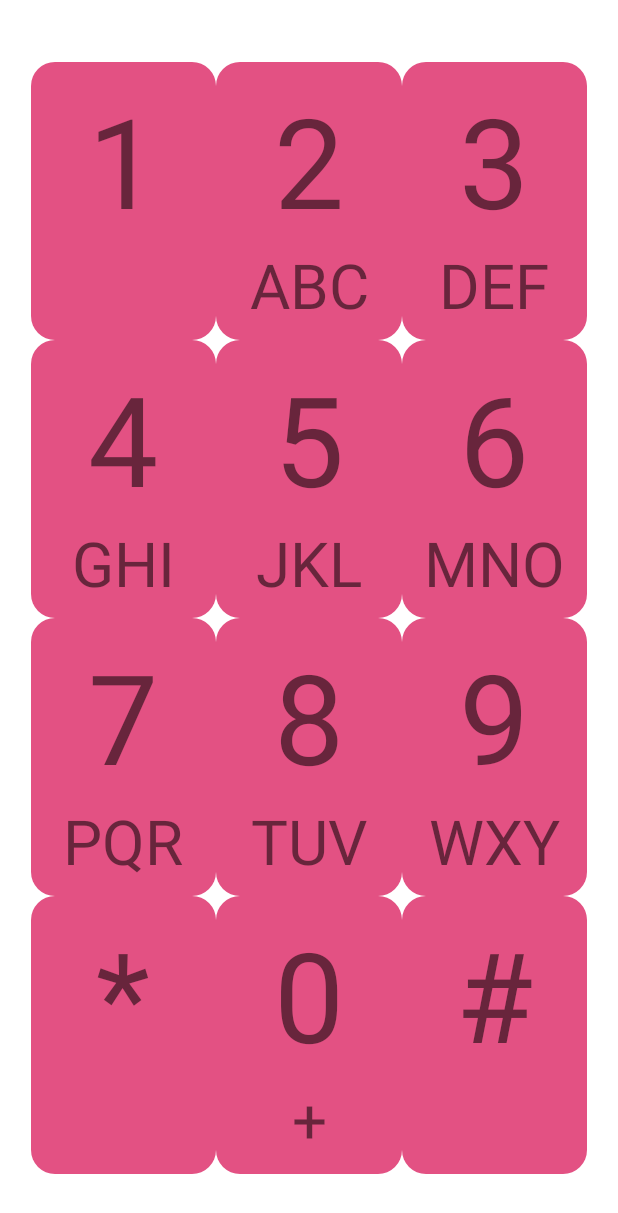
After one commit to limbenkep/Dialer, an Android app: the layout dialpad.xml on its own in the app's theme, with its tools: preview values and no code run, on a phone screen of 412 x 824 dp. The commit adds this screen. Shown: the top 1213 px of the screen. Run offline under Robolectric (Android 15) with nearby library versions, the phone set to English and light mode, and no system bars.

Commit message:
Adds custom component Dialpad which micmics a complete dial pad.

```diff
--- /dev/null
+++ b/app/src/main/java/se/miun/holi1900/dt031g/dialer/Dialpad.java
@@ -0,0 +1,43 @@
+package se.miun.holi1900.dt031g.dialer;
+
+import android.content.Context;
+import android.util.AttributeSet;
+import android.view.View;
+
+import androidx.annotation.NonNull;
+import androidx.annotation.Nullable;
+import androidx.constraintlayout.widget.ConstraintLayout;
+
+public class Dialpad extends ConstraintLayout {
+    public Dialpad(@NonNull Context context) {
+        super(context);
+        init(context, null);
+    }
+
+    public Dialpad(@NonNull Context context, @Nullable AttributeSet attrs) {
+        super(context, attrs);
+        init(context, attrs);
+    }
+
+    private void init(Context context, AttributeSet attributeSet){
+        inflate(context, R.layout.dialpad, this);
+
+        //Get reference for all the DialButtonView in the dial pad.
+        DialButtonView dial_1 = findViewById(R.id.dial_1);
+        DialButtonView dial_2 = findViewById(R.id.dial_2);
+        DialButtonView dial_3 = findViewById(R.id.dial_3);
+        DialButtonView dial_4 = findViewById(R.id.dial_4);
+        DialButtonView dial_5 = findViewById(R.id.dial_5);
+        DialButtonView dial_6 = findViewById(R.id.dial_6);
+        DialButtonView dial_7 = findViewById(R.id.dial_7);
+        DialButtonView dial_8 = findViewById(R.id.dial_8);
+        DialButtonView dial_9 = findViewById(R.id.dial_9);
+        DialButtonView dial_0 = findViewById(R.id.dial_0);
+        DialButtonView dial_star = findViewById(R.id.dial_star);
+        DialButtonView dial_hash_tag = findViewById(R.id.dial_hash_tag);
+
+    }
+
+
+
+}
--- /dev/null
+++ b/app/src/main/res/layout-land/dialpad.xml
@@ -0,0 +1,191 @@
+<?xml version="1.0" encoding="utf-8"?>
+<androidx.constraintlayout.widget.ConstraintLayout xmlns:android="http://schemas.android.com/apk/res/android"
+    xmlns:app="http://schemas.android.com/apk/res-auto"
+    xmlns:tools="http://schemas.android.com/tools"
+    android:layout_width="match_parent"
+    android:layout_height="match_parent">
+
+    <androidx.constraintlayout.widget.Guideline
+        android:id="@+id/dialpad_top_guideline"
+        android:layout_width="wrap_content"
+        android:layout_height="wrap_content"
+        android:orientation="horizontal"
+        app:layout_constraintGuide_percent="@fraction/padding_left_top" />
+
+    <androidx.constraintlayout.widget.Guideline
+        android:id="@+id/dialpad_buttom_guideline"
+        android:layout_width="wrap_content"
+        android:layout_height="wrap_content"
+        android:orientation="horizontal"
+        app:layout_constraintGuide_percent="@fraction/padding_right_bottom" />
+
+    <androidx.constraintlayout.widget.Guideline
+        android:id="@+id/dialpad_center_guideline"
+        android:layout_width="wrap_content"
+        android:layout_height="wrap_content"
+        android:orientation="vertical"
+        app:layout_constraintGuide_percent="@fraction/center_guideline_dimen"/>
+
+    <androidx.constraintlayout.widget.Guideline
+        android:id="@+id/dialpad_left_mid_guideline"
+        android:layout_width="wrap_content"
+        android:layout_height="wrap_content"
+        android:orientation="vertical"
+        app:layout_constraintGuide_percent="@fraction/upper_mid_guideline_dimen" />
+
+    <androidx.constraintlayout.widget.Guideline
+        android:id="@+id/dialpad_right_mid_guideline"
+        android:layout_width="wrap_content"
+        android:layout_height="wrap_content"
+        android:orientation="vertical"
+        app:layout_constraintGuide_percent="@fraction/lower_mid_guideline_dimen" />
+
+    <androidx.constraintlayout.widget.Guideline
+        android:id="@+id/dialpad_left_guideline"
+        android:layout_width="wrap_content"
+        android:layout_height="wrap_content"
+        android:orientation="vertical"
+        app:layout_constraintGuide_percent="@fraction/padding_left_top"  />
+
+    <androidx.constraintlayout.widget.Guideline
+        android:id="@+id/dialpad_right_guideline"
+        android:layout_width="wrap_content"
+        android:layout_height="wrap_content"
+        android:orientation="vertical"
+        app:layout_constraintGuide_percent="@fraction/padding_right_bottom" />
+
+    <se.miun.holi1900.dt031g.dialer.DialButtonView
+        android:id="@+id/dial_1"
+        android:layout_width="0dp"
+        android:layout_height="0dp"
+        app:layout_constraintStart_toStartOf="@+id/dialpad_left_guideline"
+        app:layout_constraintTop_toTopOf="@+id/dialpad_top_guideline"
+        app:layout_constraintEnd_toEndOf="@id/dialpad_left_mid_guideline"
+        app:layout_constraintHeight_percent="@fraction/dial_pad_button_size"
+        app:title="@string/number_1" />
+
+    <se.miun.holi1900.dt031g.dialer.DialButtonView
+        android:id="@+id/dial_2"
+        android:layout_width="0dp"
+        android:layout_height="0dp"
+        app:layout_constraintStart_toStartOf="@+id/dialpad_left_mid_guideline"
+        app:layout_constraintTop_toTopOf="@+id/dialpad_top_guideline"
+        app:layout_constraintEnd_toEndOf="@id/dialpad_center_guideline"
+        app:layout_constraintHeight_percent="@fraction/dial_pad_button_size"
+        app:message="@string/abc_cap"
+        app:title="@string/number_2" />
+
+    <se.miun.holi1900.dt031g.dialer.DialButtonView
+        android:id="@+id/dial_3"
+        android:layout_width="0dp"
+        android:layout_height="0dp"
+        app:layout_constraintStart_toStartOf="@+id/dialpad_center_guideline"
+        app:layout_constraintTop_toTopOf="@+id/dialpad_top_guideline"
+        app:layout_constraintEnd_toEndOf="@id/dialpad_right_mid_guideline"
+        app:layout_constraintHeight_percent="@fraction/dial_pad_button_size"
+        app:message="@string/def_cap"
+        app:title="@string/number_3" />
+
+    <se.miun.holi1900.dt031g.dialer.DialButtonView
+        android:id="@+id/dial_4"
+        android:layout_width="0dp"
+        android:layout_height="0dp"
+        app:layout_constraintBottom_toTopOf="@+id/dialpad_buttom_guideline"
+        app:layout_constraintEnd_toEndOf="@id/dialpad_left_mid_guideline"
+        app:layout_constraintStart_toStartOf="@+id/dialpad_left_guideline"
+        app:layout_constraintTop_toTopOf="@+id/dialpad_top_guideline"
+        app:layout_constraintHeight_percent="@fraction/dial_pad_button_size"
+        app:message="@string/ghi_cap"
+        app:title="@string/number_4" />
+
+    <se.miun.holi1900.dt031g.dialer.DialButtonView
+        android:id="@+id/dial_5"
+        android:layout_width="0dp"
+        android:layout_height="0dp"
+        app:layout_constraintBottom_toTopOf="@+id/dialpad_buttom_guideline"
+        app:layout_constraintEnd_toEndOf="@id/dialpad_center_guideline"
+        app:layout_constraintStart_toStartOf="@+id/dialpad_left_mid_guideline"
+        app:layout_constraintTop_toTopOf="@+id/dialpad_top_guideline"
+        app:layout_constraintHeight_percent="@fraction/dial_pad_button_size"
+        app:message="@string/jkl_cap"
+        app:title="@string/number_5" />
+
+    <se.miun.holi1900.dt031g.dialer.DialButtonView
+        android:id="@+id/dial_6"
+        android:layout_width="0dp"
+        android:layout_height="0dp"
+        app:layout_constraintBottom_toTopOf="@+id/dialpad_buttom_guideline"
+        app:layout_constraintEnd_toEndOf="@id/dialpad_right_mid_guideline"
+        app:layout_constraintStart_toStartOf="@+id/dialpad_center_guideline"
+        app:layout_constraintTop_toTopOf="@+id/dialpad_top_guideline"
+        app:layout_constraintHeight_percent="@fraction/dial_pad_button_size"
+        app:message="@string/mno_cap"
+        app:title="@string/number_6" />
+
+    <se.miun.holi1900.dt031g.dialer.DialButtonView
+        android:id="@+id/dial_7"
+        android:layout_width="0dp"
+        android:layout_height="0dp"
+        app:layout_constraintBottom_toTopOf="@+id/dialpad_buttom_guideline"
+        app:layout_constraintEnd_toEndOf="@id/dialpad_left_mid_guideline"
+        app:layout_constraintStart_toStartOf="@+id/dialpad_left_guideline"
+        app:layout_constraintHeight_percent="@fraction/dial_pad_button_size"
+        app:message="@string/pqrs_cap"
+        app:title="@string/number_7" />
+
+    <se.miun.holi1900.dt031g.dialer.DialButtonView
+        android:id="@+id/dial_8"
+        android:layout_width="0dp"
+        android:layout_height="0dp"
+        app:layout_constraintBottom_toTopOf="@+id/dialpad_buttom_guideline"
+        app:layout_constraintEnd_toEndOf="@id/dialpad_center_guideline"
+        app:layout_constraintStart_toStartOf="@+id/dialpad_left_mid_guideline"
+        app:layout_constraintHeight_percent="@fraction/dial_pad_button_size"
+        app:message="@string/tuv_cap"
+        app:title="@string/number_8" />
+
+    <se.miun.holi1900.dt031g.dialer.DialButtonView
+        android:id="@+id/dial_9"
+        android:layout_width="0dp"
+        android:layout_height="0dp"
+        app:layout_constraintBottom_toTopOf="@+id/dialpad_buttom_guideline"
+        app:layout_constraintEnd_toEndOf="@id/dialpad_right_mid_guideline"
+        app:layout_constraintStart_toStartOf="@+id/dialpad_center_guideline"
+        app:layout_constraintHeight_percent="@fraction/dial_pad_button_size"
+        app:message="@string/wxyz_cap"
+        app:title="@string/number_9" />
+
+    <se.miun.holi1900.dt031g.dialer.DialButtonView
+        android:id="@+id/dial_star"
+        android:layout_width="0dp"
+        android:layout_height="0dp"
+        app:layout_constraintStart_toStartOf="@+id/dialpad_right_mid_guideline"
+        app:layout_constraintTop_toTopOf="@+id/dialpad_top_guideline"
+        app:layout_constraintEnd_toEndOf="@id/dialpad_right_guideline"
+        app:layout_constraintHeight_percent="@fraction/dial_pad_button_size"
+        app:title="@string/star_symbol" />
+
+    <se.miun.holi1900.dt031g.dialer.DialButtonView
+        android:id="@+id/dial_0"
+        android:layout_width="0dp"
+        android:layout_height="0dp"
+        app:layout_constraintBottom_toTopOf="@+id/dialpad_buttom_guideline"
+        app:layout_constraintEnd_toEndOf="@id/dialpad_right_guideline"
+        app:layout_constraintStart_toStartOf="@+id/dialpad_right_mid_guideline"
+        app:layout_constraintTop_toTopOf="@+id/dialpad_top_guideline"
+        app:layout_constraintHeight_percent="@fraction/dial_pad_button_size"
+        app:message="@string/plus_sign"
+        app:title="@string/number_0" />
+
+    <se.miun.holi1900.dt031g.dialer.DialButtonView
+        android:id="@+id/dial_hash_tag"
+        android:layout_width="0dp"
+        android:layout_height="0dp"
+        app:layout_constraintBottom_toTopOf="@+id/dialpad_buttom_guideline"
+        app:layout_constraintEnd_toEndOf="@id/dialpad_right_guideline"
+        app:layout_constraintStart_toStartOf="@+id/dialpad_right_mid_guideline"
+        app:layout_constraintHeight_percent="@fraction/dial_pad_button_size"
+        app:title="@string/hashtag_symbol" />
+
+
+</androidx.constraintlayout.widget.ConstraintLayout>
--- /dev/null
+++ b/app/src/main/res/layout/dialpad.xml
@@ -0,0 +1,191 @@
+<?xml version="1.0" encoding="utf-8"?>
+<androidx.constraintlayout.widget.ConstraintLayout xmlns:android="http://schemas.android.com/apk/res/android"
+    xmlns:app="http://schemas.android.com/apk/res-auto"
+    xmlns:tools="http://schemas.android.com/tools"
+    android:layout_width="match_parent"
+    android:layout_height="match_parent">
+
+    <androidx.constraintlayout.widget.Guideline
+        android:id="@+id/dialpad_top_guideline"
+        android:layout_width="wrap_content"
+        android:layout_height="wrap_content"
+        android:orientation="horizontal"
+        app:layout_constraintGuide_percent="@fraction/padding_left_top" />
+
+    <androidx.constraintlayout.widget.Guideline
+        android:id="@+id/dialpad_buttom_guideline"
+        android:layout_width="wrap_content"
+        android:layout_height="wrap_content"
+        android:orientation="horizontal"
+        app:layout_constraintGuide_percent="@fraction/padding_right_bottom" />
+
+    <androidx.constraintlayout.widget.Guideline
+        android:id="@+id/dialpad_center_guideline"
+        android:layout_width="wrap_content"
+        android:layout_height="wrap_content"
+        android:orientation="horizontal"
+        app:layout_constraintGuide_percent="@fraction/center_guideline_dimen"/>
+
+    <androidx.constraintlayout.widget.Guideline
+        android:id="@+id/dialpad_upper_mid_guideline"
+        android:layout_width="wrap_content"
+        android:layout_height="wrap_content"
+        android:orientation="horizontal"
+        app:layout_constraintGuide_percent="@fraction/upper_mid_guideline_dimen" />
+
+    <androidx.constraintlayout.widget.Guideline
+        android:id="@+id/dialpad_lower_mid_guideline"
+        android:layout_width="wrap_content"
+        android:layout_height="wrap_content"
+        android:orientation="horizontal"
+        app:layout_constraintGuide_percent="@fraction/lower_mid_guideline_dimen" />
+
+    <androidx.constraintlayout.widget.Guideline
+        android:id="@+id/dialpad_left_guideline"
+        android:layout_width="wrap_content"
+        android:layout_height="wrap_content"
+        android:orientation="vertical"
+        app:layout_constraintGuide_percent="@fraction/padding_left_top"  />
+
+    <androidx.constraintlayout.widget.Guideline
+        android:id="@+id/dialpad_right_guideline"
+        android:layout_width="wrap_content"
+        android:layout_height="wrap_content"
+        android:orientation="vertical"
+        app:layout_constraintGuide_percent="@fraction/padding_right_bottom" />
+
+    <se.miun.holi1900.dt031g.dialer.DialButtonView
+        android:id="@+id/dial_1"
+        android:layout_width="0dp"
+        android:layout_height="0dp"
+        app:layout_constraintBottom_toTopOf="@+id/dialpad_upper_mid_guideline"
+        app:layout_constraintStart_toStartOf="@+id/dialpad_left_guideline"
+        app:layout_constraintTop_toTopOf="@+id/dialpad_top_guideline"
+        app:layout_constraintWidth_percent="@fraction/dial_pad_button_size"
+        app:title="@string/number_1" />
+
+    <se.miun.holi1900.dt031g.dialer.DialButtonView
+        android:id="@+id/dial_2"
+        android:layout_width="0dp"
+        android:layout_height="0dp"
+        app:layout_constraintBottom_toTopOf="@+id/dialpad_upper_mid_guideline"
+        app:layout_constraintEnd_toEndOf="@id/dialpad_right_guideline"
+        app:layout_constraintStart_toStartOf="@+id/dialpad_left_guideline"
+        app:layout_constraintTop_toTopOf="@+id/dialpad_top_guideline"
+        app:layout_constraintWidth_percent="@fraction/dial_pad_button_size"
+        app:message="@string/abc_cap"
+        app:title="@string/number_2" />
+
+    <se.miun.holi1900.dt031g.dialer.DialButtonView
+        android:id="@+id/dial_3"
+        android:layout_width="0dp"
+        android:layout_height="0dp"
+        app:layout_constraintBottom_toTopOf="@+id/dialpad_upper_mid_guideline"
+        app:layout_constraintEnd_toEndOf="@id/dialpad_right_guideline"
+        app:layout_constraintTop_toTopOf="@+id/dialpad_top_guideline"
+        app:layout_constraintWidth_percent="@fraction/dial_pad_button_size"
+        app:message="@string/def_cap"
+        app:title="@string/number_3" />
+
+    <se.miun.holi1900.dt031g.dialer.DialButtonView
+        android:id="@+id/dial_4"
+        android:layout_width="0dp"
+        android:layout_height="0dp"
+        app:layout_constraintBottom_toTopOf="@+id/dialpad_center_guideline"
+        app:layout_constraintStart_toStartOf="@+id/dialpad_left_guideline"
+        app:layout_constraintTop_toTopOf="@+id/dialpad_upper_mid_guideline"
+        app:layout_constraintWidth_percent="@fraction/dial_pad_button_size"
+        app:message="@string/ghi_cap"
+        app:title="@string/number_4" />
+
+    <se.miun.holi1900.dt031g.dialer.DialButtonView
+        android:id="@+id/dial_5"
+        android:layout_width="0dp"
+        android:layout_height="0dp"
+        app:layout_constraintBottom_toTopOf="@+id/dialpad_center_guideline"
+        app:layout_constraintEnd_toEndOf="@id/dialpad_right_guideline"
+        app:layout_constraintStart_toStartOf="@+id/dialpad_left_guideline"
+        app:layout_constraintTop_toTopOf="@+id/dialpad_upper_mid_guideline"
+        app:layout_constraintWidth_percent="@fraction/dial_pad_button_size"
+        app:message="@string/jkl_cap"
+        app:title="@string/number_5" />
+
+    <se.miun.holi1900.dt031g.dialer.DialButtonView
+        android:id="@+id/dial_6"
+        android:layout_width="0dp"
+        android:layout_height="0dp"
+        app:layout_constraintBottom_toTopOf="@+id/dialpad_center_guideline"
+        app:layout_constraintEnd_toEndOf="@id/dialpad_right_guideline"
+        app:layout_constraintTop_toTopOf="@+id/dialpad_upper_mid_guideline"
+        app:layout_constraintWidth_percent="@fraction/dial_pad_button_size"
+        app:message="@string/mno_cap"
+        app:title="@string/number_6" />
+
+    <se.miun.holi1900.dt031g.dialer.DialButtonView
+        android:id="@+id/dial_7"
+        android:layout_width="0dp"
+        android:layout_height="0dp"
+        app:layout_constraintBottom_toTopOf="@+id/dialpad_lower_mid_guideline"
+        app:layout_constraintStart_toStartOf="@+id/dialpad_left_guideline"
+        app:layout_constraintTop_toTopOf="@+id/dialpad_center_guideline"
+        app:layout_constraintWidth_percent="@fraction/dial_pad_button_size"
+        app:message="@string/pqrs_cap"
+        app:title="@string/number_7" />
+
+    <se.miun.holi1900.dt031g.dialer.DialButtonView
+        android:id="@+id/dial_8"
+        android:layout_width="0dp"
+        android:layout_height="0dp"
+        app:layout_constraintBottom_toTopOf="@+id/dialpad_lower_mid_guideline"
+        app:layout_constraintEnd_toEndOf="@id/dialpad_right_guideline"
+        app:layout_constraintStart_toStartOf="@+id/dialpad_left_guideline"
+        app:layout_constraintTop_toTopOf="@+id/dialpad_center_guideline"
+        app:layout_constraintWidth_percent="@fraction/dial_pad_button_size"
+        app:message="@string/tuv_cap"
+        app:title="@string/number_8" />
+
+    <se.miun.holi1900.dt031g.dialer.DialButtonView
+        android:id="@+id/dial_9"
+        android:layout_width="0dp"
+        android:layout_height="0dp"
+        app:layout_constraintBottom_toTopOf="@+id/dialpad_lower_mid_guideline"
+        app:layout_constraintEnd_toEndOf="@id/dialpad_right_guideline"
+        app:layout_constraintTop_toTopOf="@+id/dialpad_center_guideline"
+        app:layout_constraintWidth_percent="@fraction/dial_pad_button_size"
+        app:message="@string/wxyz_cap"
+        app:title="@string/number_9" />
+
+    <se.miun.holi1900.dt031g.dialer.DialButtonView
+        android:id="@+id/dial_star"
+        android:layout_width="0dp"
+        android:layout_height="0dp"
+        app:layout_constraintBottom_toTopOf="@+id/dialpad_buttom_guideline"
+        app:layout_constraintStart_toStartOf="@+id/dialpad_left_guideline"
+        app:layout_constraintTop_toTopOf="@+id/dialpad_lower_mid_guideline"
+        app:layout_constraintWidth_percent="@fraction/dial_pad_button_size"
+        app:title="@string/star_symbol" />
+
+    <se.miun.holi1900.dt031g.dialer.DialButtonView
+        android:id="@+id/dial_0"
+        android:layout_width="0dp"
+        android:layout_height="0dp"
+        app:layout_constraintBottom_toTopOf="@+id/dialpad_buttom_guideline"
+        app:layout_constraintEnd_toEndOf="@id/dialpad_right_guideline"
+        app:layout_constraintStart_toStartOf="@+id/dialpad_left_guideline"
+        app:layout_constraintTop_toTopOf="@+id/dialpad_lower_mid_guideline"
+        app:layout_constraintWidth_percent="@fraction/dial_pad_button_size"
+        app:message="@string/plus_sign"
+        app:title="@string/number_0" />
+
+    <se.miun.holi1900.dt031g.dialer.DialButtonView
+        android:id="@+id/dial_hash_tag"
+        android:layout_width="0dp"
+        android:layout_height="0dp"
+        app:layout_constraintBottom_toTopOf="@+id/dialpad_buttom_guideline"
+        app:layout_constraintEnd_toEndOf="@id/dialpad_right_guideline"
+        app:layout_constraintTop_toTopOf="@+id/dialpad_lower_mid_guideline"
+        app:layout_constraintWidth_percent="@fraction/dial_pad_button_size"
+        app:title="@string/hashtag_symbol" />
+
+
+</androidx.constraintlayout.widget.ConstraintLayout>
--- a/app/src/main/res/layout/view_dial_button.xml
+++ b/app/src/main/res/layout/view_dial_button.xml
@@ -35,27 +35,27 @@
         android:layout_width="wrap_content"
         android:layout_height="wrap_content"
         android:orientation="vertical"
-        app:layout_constraintGuide_percent="@fraction/dial_button_padding_left_top" />
+        app:layout_constraintGuide_percent="@fraction/padding_left_top" />
 
     <androidx.constraintlayout.widget.Guideline
         android:id="@+id/guidelineRight"
         android:layout_width="wrap_content"
         android:layout_height="wrap_content"
         android:orientation="vertical"
-        app:layout_constraintGuide_percent="@fraction/dial_button_padding_right_bottom" />
+        app:layout_constraintGuide_percent="@fraction/padding_right_bottom" />
 
     <androidx.constraintlayout.widget.Guideline
         android:id="@+id/guidelineTop"
         android:layout_width="wrap_content"
         android:layout_height="wrap_content"
         android:orientation="horizontal"
-        app:layout_constraintGuide_percent="@fraction/dial_button_padding_left_top" />
+        app:layout_constraintGuide_percent="@fraction/padding_left_top" />
 
     <androidx.constraintlayout.widget.Guideline
         android:id="@+id/guidelineBottom"
         android:layout_width="wrap_content"
         android:layout_height="wrap_content"
         android:orientation="horizontal"
-        app:layout_constraintGuide_percent="@fraction/dial_button_padding_right_bottom" />
+        app:layout_constraintGuide_percent="@fraction/padding_right_bottom" />
 
 </androidx.constraintlayout.widget.ConstraintLayout>
--- a/app/src/main/res/values/dimens.xml
+++ b/app/src/main/res/values/dimens.xml
@@ -6,7 +6,11 @@
     <dimen name="dial_button_dimen_200dp">200dp</dimen>
 
     <fraction name="title_box_size">.6</fraction>
-    <fraction name="message_box_size">.2</fraction>
-    <fraction name="dial_button_padding_left_top">.1</fraction>
-    <fraction name="dial_button_padding_right_bottom">.9</fraction>
+    <fraction name="message_box_size">.3</fraction>
+    <fraction name="padding_left_top">.05</fraction>
+    <fraction name="padding_right_bottom">.95</fraction>
+    <fraction name="upper_mid_guideline_dimen">.275</fraction>
+    <fraction name="center_guideline_dimen">.5</fraction>
+    <fraction name="lower_mid_guideline_dimen">.725</fraction>
+    <fraction name="dial_pad_button_size">.3</fraction>
 </resources>
--- a/app/src/main/res/values/strings.xml
+++ b/app/src/main/res/values/strings.xml
@@ -37,9 +37,27 @@
     <string name="dial_button_title">0</string>
     <string name="dial_button_message">000</string>
     <string name="number_1">1</string>
+    <string name="number_2">2</string>
+    <string name="number_3">3</string>
+    <string name="number_4">4</string>
+    <string name="number_5">5</string>
+    <string name="number_6">6</string>
+    <string name="number_7">7</string>
+    <string name="number_8">8</string>
+    <string name="number_9">9</string>
+    <string name="number_0">0</string>
     <string name="abc">abc</string>
-    <string name="number_2">2</string>
     <string name="def">def</string>
-    <string name="number_3">3</string>
     <string name="ghi">ghi</string>
+    <string name="abc_cap">ABC</string>
+    <string name="def_cap">DEF</string>
+    <string name="ghi_cap">GHI</string>
+    <string name="jkl_cap">JKL</string>
+    <string name="mno_cap">MNO</string>
+    <string name="pqrs_cap">PQRS</string>
+    <string name="tuv_cap">TUV</string>
+    <string name="wxyz_cap">WXYZ</string>
+    <string name="plus_sign">+</string>
+    <string name="star_symbol">*</string>
+    <string name="hashtag_symbol">#</string>
 </resources>
```
